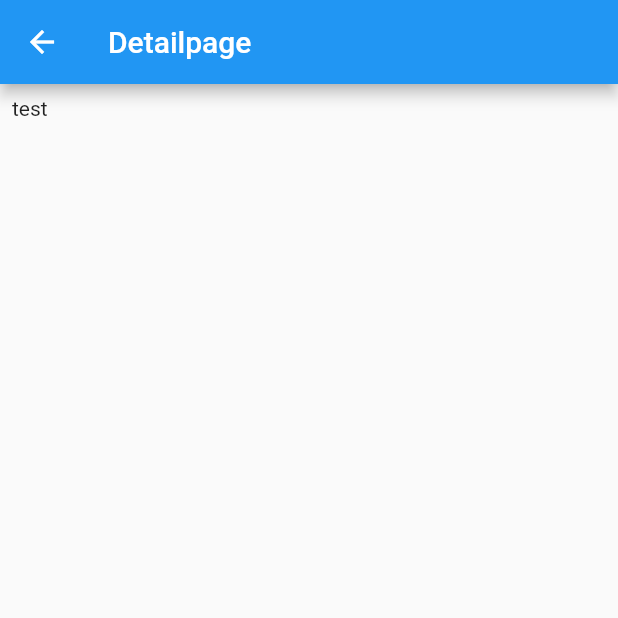
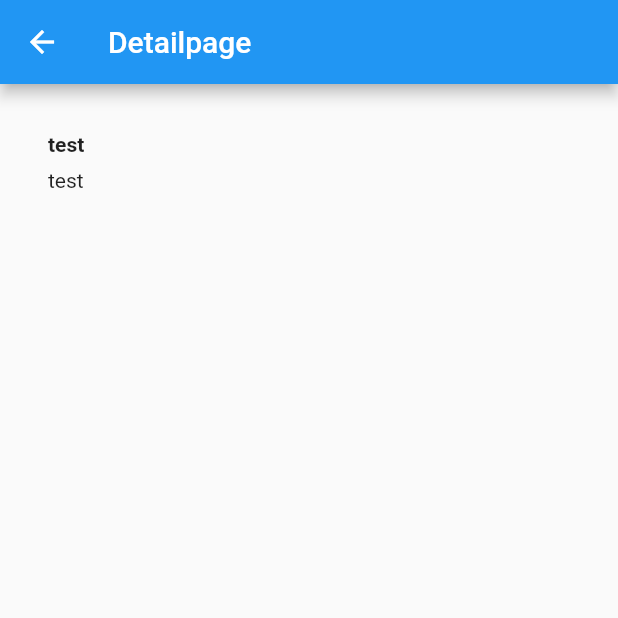
Before and after one commit to Patte1808/FlutterTodo, a Flutter app: the screen it shows after launch, after a tap on "test", on a phone screen of 412 x 824 dp, the top half of it. Run offline on Flutter 3.47's test engine with Material 2 defaults, Android fonts, the phone set to English and light mode, and no system bars.

Commit message:
Some styling for detail view

```diff
--- a/lib/main.dart
+++ b/lib/main.dart
@@ -10,6 +10,7 @@ final ThemeData _themeData = new ThemeData(
 );
 
 typedef void OnAddTodoItem(Todo todo);
+
 typedef void OnChangeTodoStatus(Todo todo);
 
 class MyApp extends StatefulWidget {
@@ -72,7 +73,8 @@ class _MyAppState extends State<MyApp> {
     return new MaterialApp(
       title: 'My App',
       theme: _themeData,
-      home: new TodoList(this._todos, this._handleAddTodoItem, this._handleChangeTodoStatus),
+      home: new TodoList(
+          this._todos, this._handleAddTodoItem, this._handleChangeTodoStatus),
       routes: _routes,
       onGenerateRoute: _getRoute,
     );
@@ -96,9 +98,9 @@ class TodoList extends StatelessWidget {
       body: new ListView(
           children: this.todos.map((Todo todo) {
             return new TodoListItem(
-                todo: todo,
-                id: this.todos.length - 1,
-                onChangeTodoStatus: onChangeTodoStatus,
+              todo: todo,
+              id: this.todos.length - 1,
+              onChangeTodoStatus: onChangeTodoStatus,
             );
           }).toList()
       ),
@@ -114,7 +116,8 @@ class TodoList extends StatelessWidget {
 
 class TodoListItem extends StatelessWidget {
 
-  TodoListItem({Key key, Todo todo, int id, OnChangeTodoStatus onChangeTodoStatus})
+  TodoListItem(
+      {Key key, Todo todo, int id, OnChangeTodoStatus onChangeTodoStatus})
       : todo = todo,
         id = id,
         onChangeTodoStatus = onChangeTodoStatus,
@@ -152,18 +155,36 @@ class TodoItemDetail extends StatelessWidget {
 
   @override
   Widget build(BuildContext context) {
+    final ThemeData theme = Theme.of(context);
+    final TextStyle descriptionStyle = theme.textTheme.subhead;
+
     return new Scaffold(
       appBar: new AppBar(
         title: new Text('Detailpage'),
       ),
-      body: new Container(
-        child:
-        new Column(
-          crossAxisAlignment: CrossAxisAlignment.start,
+      body:
+      new Container(
+        padding: const EdgeInsets.all(32.0),
+        child: new Row(
           children: [
-            new Container(
-              padding: const EdgeInsets.all(8.0),
-              child: new Text(this.todo.title),
+            new Expanded(
+              child: new Column(
+                crossAxisAlignment: CrossAxisAlignment.start,
+                children: [
+                  new Container(
+                    padding: const EdgeInsets.only(bottom: 8.0),
+                    child: new Text(todo.title, style: new TextStyle(
+                      fontWeight: FontWeight.bold,
+                    )),
+                  ),
+                  new Container(
+                    child: new Text(
+                      todo.body,
+                      softWrap: true,
+                    ),
+                  ),
+                ],
+              ),
             ),
           ],
         ),
```
